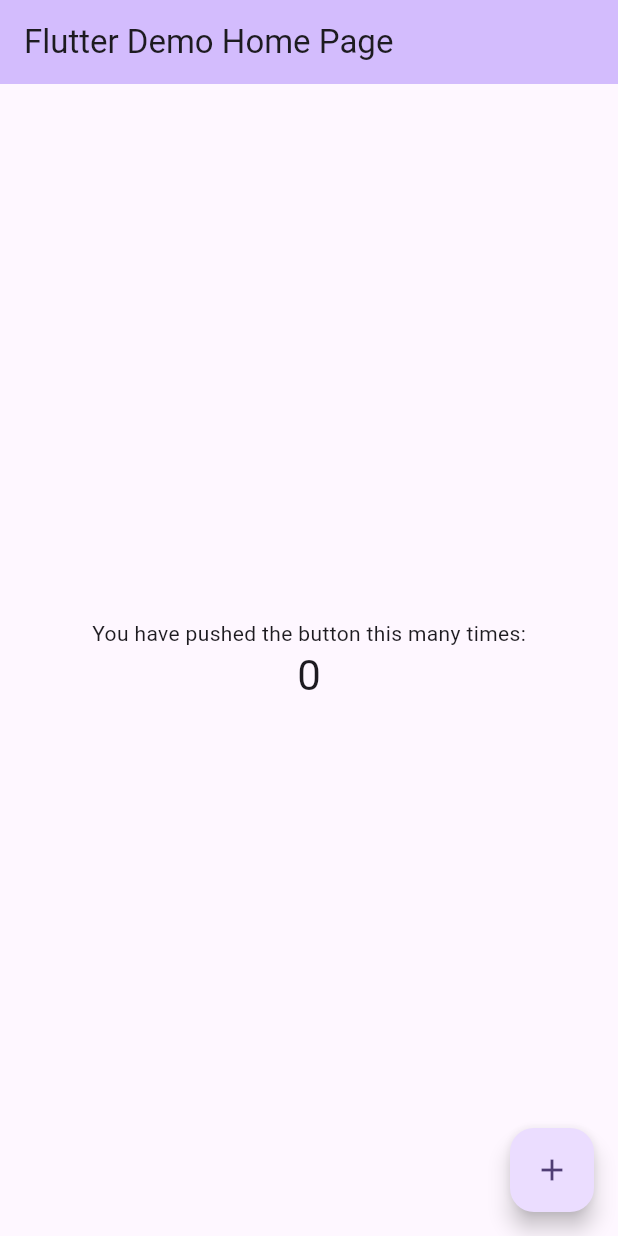
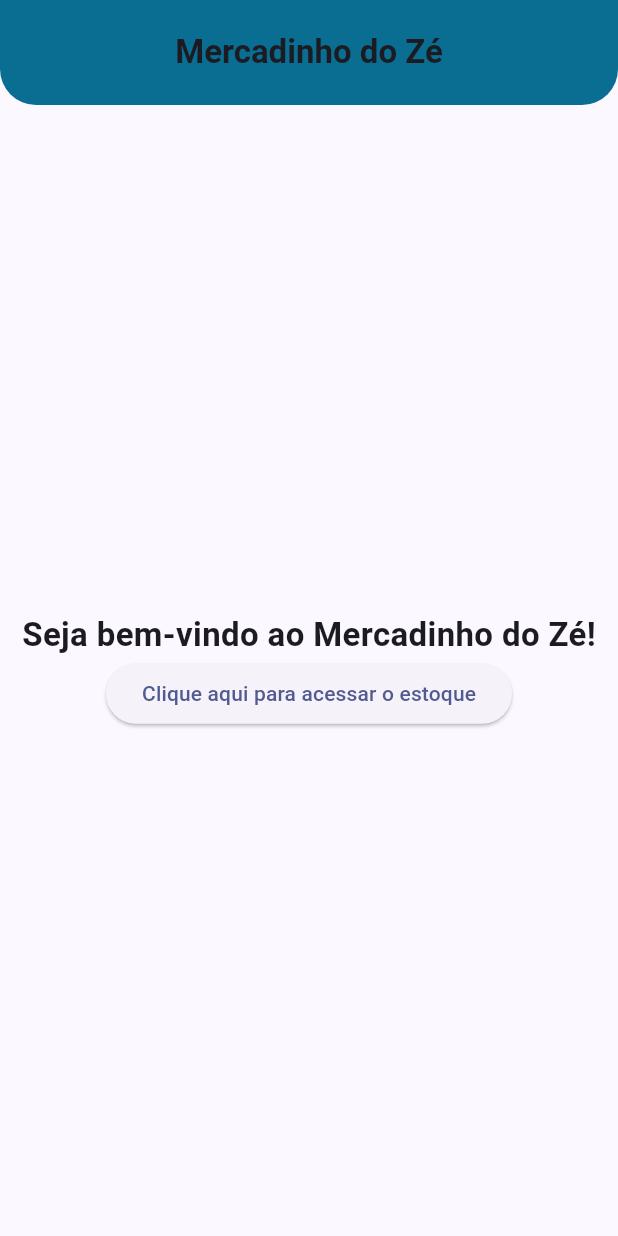
Before and after one commit to RafaelVier/GerenciamentoEstoque, a Flutter app: the screen it shows after launch, on a phone screen of 412 x 824 dp. Run offline on Flutter 3.47's test engine with Material 3 defaults, Android fonts, the phone set to English and light mode, and no system bars.

Commit message:
TelaInicial

```diff
--- a/estoque/lib/main.dart
+++ b/estoque/lib/main.dart
@@ -1,126 +1,19 @@
+import 'package:estoque/telas/telas.dart';
 import 'package:flutter/material.dart';
 
+
 void main() {
-  runApp(const MyApp());
+  runApp(const Telas());
 }
 
-//teste
-class MyApp extends StatelessWidget {
+/*class MyApp extends StatelessWidget {
   const MyApp({super.key});
 
   // This widget is the root of your application.
   @override
   Widget build(BuildContext context) {
     return MaterialApp(
-      title: 'Flutter Demo',
-      theme: ThemeData(
-        // This is the theme of your application.
-        //
-        // TRY THIS: Try running your application with "flutter run". You'll see
-        // the application has a purple toolbar. Then, without quitting the app,
-        // try changing the seedColor in the colorScheme below to Colors.green
-        // and then invoke "hot reload" (save your changes or press the "hot
-        // reload" button in a Flutter-supported IDE, or press "r" if you used
-        // the command line to start the app).
-        //
-        // Notice that the counter didn't reset back to zero; the application
-        // state is not lost during the reload. To reset the state, use hot
-        // restart instead.
-        //
-        // This works for code too, not just values: Most code changes can be
-        // tested with just a hot reload.
-        colorScheme: ColorScheme.fromSeed(seedColor: Colors.deepPurple),
-        useMaterial3: true,
-      ),
-      home: const MyHomePage(title: 'Flutter Demo Home Page'),
+      home: ExercicioTela(),
     );
   }
-}
-
-class MyHomePage extends StatefulWidget {
-  const MyHomePage({super.key, required this.title});
-
-  // This widget is the home page of your application. It is stateful, meaning
-  // that it has a State object (defined below) that contains fields that affect
-  // how it looks.
-
-  // This class is the configuration for the state. It holds the values (in this
-  // case the title) provided by the parent (in this case the App widget) and
-  // used by the build method of the State. Fields in a Widget subclass are
-  // always marked "final".
-
-  final String title;
-
-  @override
-  State<MyHomePage> createState() => _MyHomePageState();
-}
-
-class _MyHomePageState extends State<MyHomePage> {
-  int _counter = 0;
-
-  void _incrementCounter() {
-    setState(() {
-      // This call to setState tells the Flutter framework that something has
-      // changed in this State, which causes it to rerun the build method below
-      // so that the display can reflect the updated values. If we changed
-      // _counter without calling setState(), then the build method would not be
-      // called again, and so nothing would appear to happen.
-      _counter++;
-    });
-  }
-
-  @override
-  Widget build(BuildContext context) {
-    // This method is rerun every time setState is called, for instance as done
-    // by the _incrementCounter method above.
-    //
-    // The Flutter framework has been optimized to make rerunning build methods
-    // fast, so that you can just rebuild anything that needs updating rather
-    // than having to individually change instances of widgets.
-    return Scaffold(
-      appBar: AppBar(
-        // TRY THIS: Try changing the color here to a specific color (to
-        // Colors.amber, perhaps?) and trigger a hot reload to see the AppBar
-        // change color while the other colors stay the same.
-        backgroundColor: Theme.of(context).colorScheme.inversePrimary,
-        // Here we take the value from the MyHomePage object that was created by
-        // the App.build method, and use it to set our appbar title.
-        title: Text(widget.title),
-      ),
-      body: Center(
-        // Center is a layout widget. It takes a single child and positions it
-        // in the middle of the parent.
-        child: Column(
-          // Column is also a layout widget. It takes a list of children and
-          // arranges them vertically. By default, it sizes itself to fit its
-          // children horizontally, and tries to be as tall as its parent.
-          //
-          // Column has various properties to control how it sizes itself and
-          // how it positions its children. Here we use mainAxisAlignment to
-          // center the children vertically; the main axis here is the vertical
-          // axis because Columns are vertical (the cross axis would be
-          // horizontal).
-          //
-          // TRY THIS: Invoke "debug painting" (choose the "Toggle Debug Paint"
-          // action in the IDE, or press "p" in the console), to see the
-          // wireframe for each widget.
-          mainAxisAlignment: MainAxisAlignment.center,
-          children: <Widget>[
-            const Text(
-              'You have pushed the button this many times:',
-            ),
-            Text(
-              '$_counter',
-              style: Theme.of(context).textTheme.headlineMedium,
-            ),
-          ],
-        ),
-      ),
-      floatingActionButton: FloatingActionButton(
-        onPressed: _incrementCounter,
-        tooltip: 'Increment',
-        child: const Icon(Icons.add),
-      ), // This trailing comma makes auto-formatting nicer for build methods.
-    );
-  }
-}
+}*/
--- /dev/null
+++ b/estoque/lib/telas/telas.dart
@@ -0,0 +1,71 @@
+import 'package:flutter/material.dart';
+
+class Telas extends StatelessWidget {
+  const Telas({super.key});
+
+  @override
+  Widget build(BuildContext context) {
+    return MaterialApp(
+      theme: ThemeData(
+        // scaffoldBackgroundColor: Colors.yellow,
+        colorScheme: ColorScheme.fromSeed(seedColor: Colors.indigo),
+      ),
+      debugShowCheckedModeBanner: false,
+      title: 'Estoque',
+      home: const TelaInicial(),
+    );
+  }
+}
+
+
+class TelaInicial extends StatefulWidget {
+  const TelaInicial({super.key});
+
+  @override
+  State<TelaInicial> createState() => _TelaInicialState();
+}
+
+class _TelaInicialState extends State<TelaInicial> {
+
+  @override
+  Widget build(BuildContext context) {
+    return Scaffold(
+      appBar: AppBar(
+        title: const Column(
+          children: [
+            Text (
+              "Mercadinho do Zé",
+              style: TextStyle(fontWeight: FontWeight.bold,fontSize: 22),
+            ),
+          ]
+        ),
+        centerTitle: true,
+        backgroundColor: const Color(0xFF0A6D92),
+        elevation: 0,
+        toolbarHeight: 70,
+        shape: const RoundedRectangleBorder(
+          borderRadius: BorderRadius.vertical (
+            bottom: Radius.circular(24),
+          ),
+        ),
+      ),
+
+      body: Center(
+        child: Column(
+          mainAxisSize: MainAxisSize.max,
+          mainAxisAlignment: MainAxisAlignment.center,
+          children: <Widget>[
+            const Text("Seja bem-vindo ao Mercadinho do Zé!",
+                style: TextStyle(fontWeight: FontWeight.bold,
+                fontSize: 22)
+              ),
+
+            ElevatedButton(
+                onPressed: () {},
+                child: const Text("Clique aqui para acessar o estoque")),
+          ],
+        ),
+      ),
+    );
+  }
+}
```
Also changed, not shown: 1 other file.
